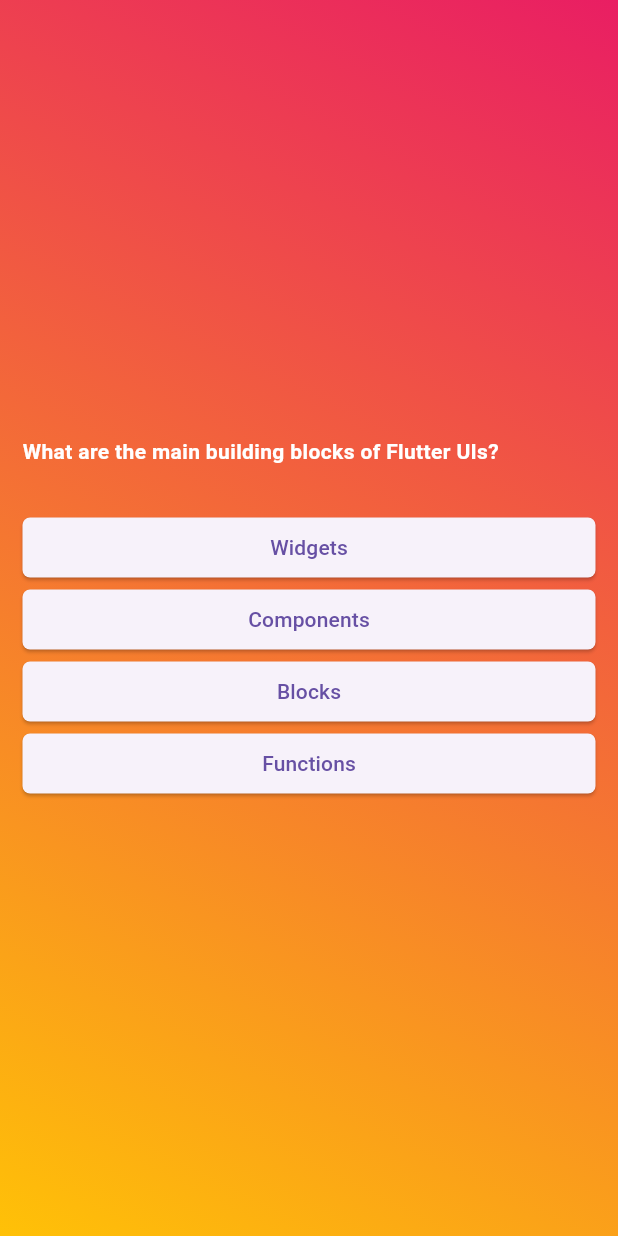
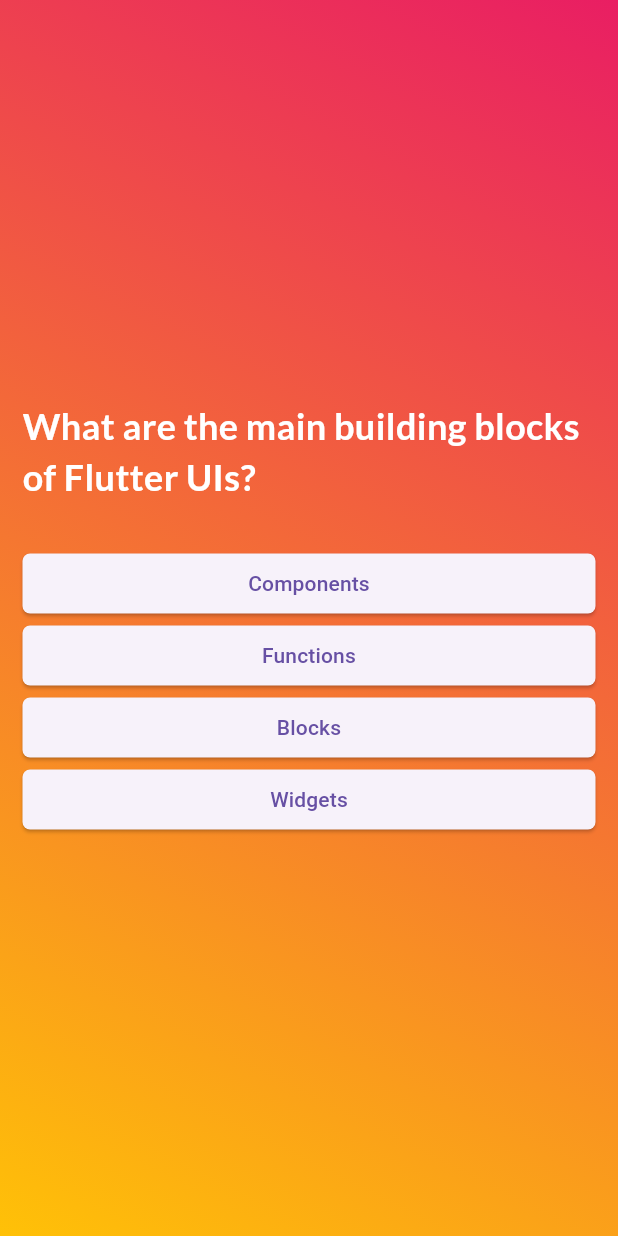
Before and after one commit to pranav-deshpande6224/apps, a Flutter app: the screen it shows after launch, after a tap on "Start Quiz", on a phone screen of 412 x 824 dp. Run offline on Flutter 3.47's test engine with Material 3 defaults, Android fonts, the phone set to English and light mode, and no system bars; our stand-ins replace google_fonts.

Commit message:
updated to google fonts

```diff
--- a/quiz_app/lib/Models/quiz_question.dart
+++ b/quiz_app/lib/Models/quiz_question.dart
@@ -2,4 +2,10 @@ class QuizQuestion {
   final String question;
   final List<String> answers;
   const QuizQuestion({required this.question, required this.answers});
+
+  List<String> getShuffledAnswers() {
+    final shuffledList = List.of(answers);
+    shuffledList.shuffle();
+    return shuffledList;
+  }
 }
--- a/quiz_app/lib/answer_button.dart
+++ b/quiz_app/lib/answer_button.dart
@@ -3,7 +3,7 @@ import 'package:flutter/material.dart';
 class AnswerButton extends StatelessWidget {
   final String answer;
   final void Function() ontap;
-  const AnswerButton(this.answer,this.ontap, {super.key});
+  const AnswerButton(this.answer, this.ontap, {super.key});
 
   @override
   Widget build(BuildContext context) {
@@ -16,8 +16,11 @@ class AnswerButton extends StatelessWidget {
                 BorderRadius.circular(5.0), // Set the corner radius here
           ),
         ),
-        onPressed: () {},
-        child: Text(answer),
+        onPressed: ontap,
+        child: Text(
+          answer,
+          textAlign: TextAlign.center,
+        ),
       ),
     );
   }
--- a/quiz_app/lib/questions.dart
+++ b/quiz_app/lib/questions.dart
@@ -1,6 +1,7 @@
 import 'package:flutter/material.dart';
 import 'package:quiz_app/answer_button.dart';
 import 'package:quiz_app/Data/dummy.dart';
+import 'package:google_fonts/google_fonts.dart';
 
 class QuestionsScreen extends StatefulWidget {
   const QuestionsScreen({super.key});
@@ -9,10 +10,20 @@ class QuestionsScreen extends StatefulWidget {
 }
 
 class _QuestionsScreenState extends State<QuestionsScreen> {
-  void onTap() {}
+  void onTap() {
+    setState(() {
+      if (index == questions.length - 1) {
+        index = 0;
+      } else {
+        index += 1;
+      }
+    });
+  }
+
+  var index = 0;
   @override
   Widget build(BuildContext context) {
-    final currentQuestion = questions[0];
+    final currentQuestion = questions[index];
     return Padding(
       padding: const EdgeInsets.only(left: 15.0, right: 15),
       child: Center(
@@ -23,15 +34,16 @@ class _QuestionsScreenState extends State<QuestionsScreen> {
             Text(
               softWrap: true,
               currentQuestion.question,
-              style: const TextStyle(
+              style: GoogleFonts.lato(
                 color: Colors.white,
+                fontSize: 24,
                 fontWeight: FontWeight.bold,
               ),
             ),
             const SizedBox(
               height: 30,
             ),
-            ...currentQuestion.answers.map((element) {
+            ...currentQuestion.getShuffledAnswers().map((element) {
               return AnswerButton(element, onTap);
             })
           ],
--- a/quiz_app/lib/start_screen.dart
+++ b/quiz_app/lib/start_screen.dart
@@ -1,4 +1,5 @@
 import 'package:flutter/material.dart';
+import 'package:google_fonts/google_fonts.dart';
 
 class StartScreen extends StatelessWidget {
   const StartScreen(this.startQuiz, {super.key});
@@ -29,11 +30,11 @@ class StartScreen extends StatelessWidget {
                 const SizedBox(
                   height: 30,
                 ),
-                const Text(
+                Text(
                   'Learn Flutter the fun way!',
-                  style: TextStyle(
+                  style: GoogleFonts.lato(
                     color: Colors.white,
-                    fontSize: 20,
+                    fontSize: 22,
                     fontWeight: FontWeight.bold,
                   ),
                 ),
--- a/quiz_app/pubspec.yaml
+++ b/quiz_app/pubspec.yaml
@@ -35,6 +35,7 @@ dependencies:
   # The following adds the Cupertino Icons font to your application.
   # Use with the CupertinoIcons class for iOS style icons.
   cupertino_icons: ^1.0.6
+  google_fonts: ^6.2.1
 
 dev_dependencies:
   flutter_test:
```
Also changed, not shown: quiz_app/pubspec.lock, 7 other files.
